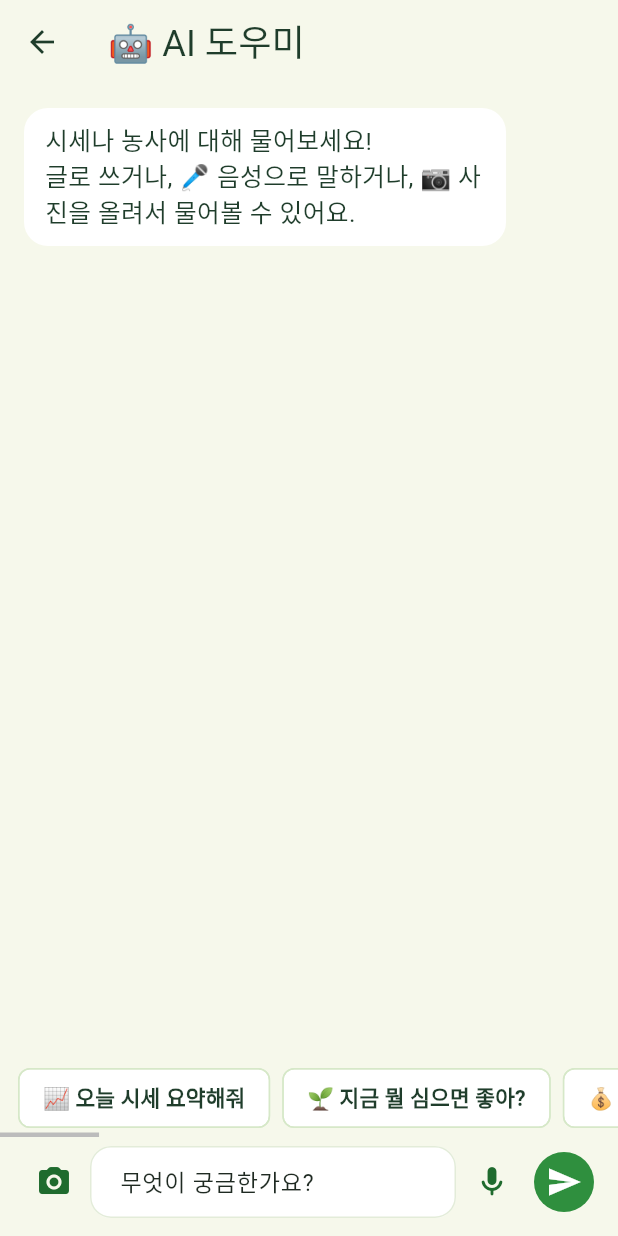
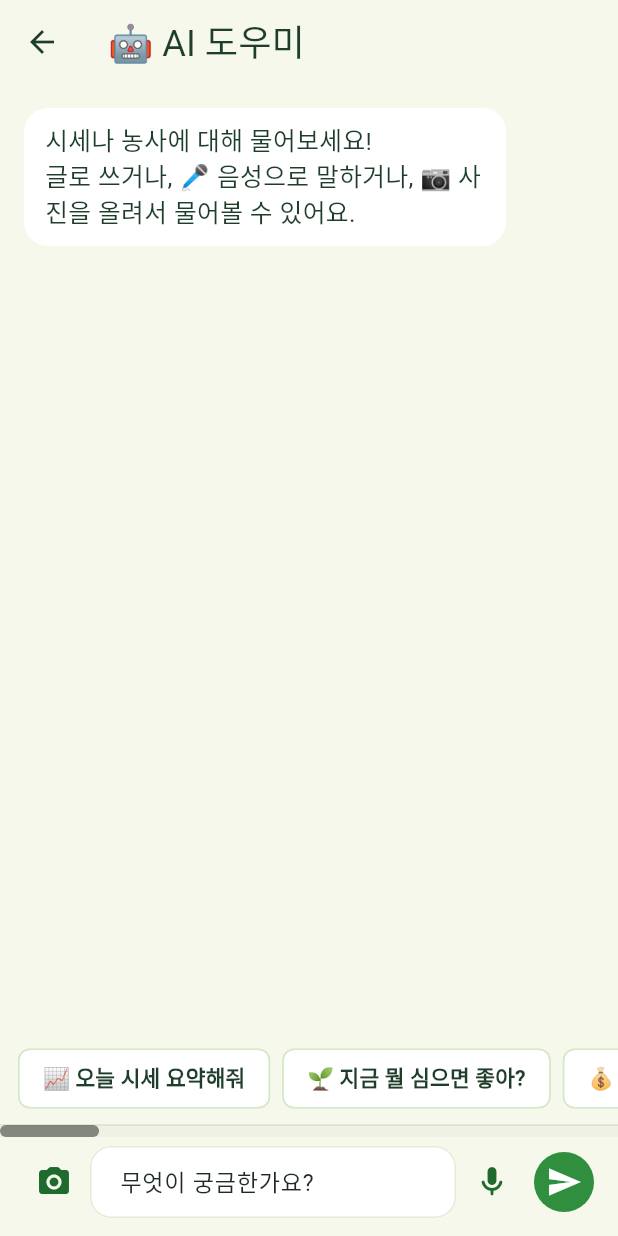
Before and after one commit to KIMGAYEONG12/sise_nongbu, a Flutter app: the AiAssistantPage screen opened directly, on a phone screen of 412 x 824 dp. Run offline on Flutter 3.47's test engine with Material 3 defaults, Android fonts, the phone set to English and light mode, and no system bars; our stand-ins replace cloud_firestore, firebase_auth, firebase_core, firebase_messaging, flutter_local_notifications, flutter_riverpod and 4 more; accounts and stored records are empty.

Commit message:
Point 부족 문구 및 트랜잭션 오류 문구 수정, 사과·토마토 그림 구별, 특별 상점 가격 인하, AI 답변 속도 개선, 추천 질문 스크롤바 끌기
Co-Authored-By: Claude Sonnet 5.5 <noreply@anthropic.com>

```diff
--- a/lib/views/ai_assistant_page.dart
+++ b/lib/views/ai_assistant_page.dart
@@ -264,7 +264,7 @@ class _AiAssistantPageState extends ConsumerState<AiAssistantPage> {
           if (_busy)
             const Padding(
                 padding: EdgeInsets.only(bottom: 6),
-                child: Text('생각 중…', style: TextStyle(color: AppColors.sub))),
+                child: Text('답을 찾는 중…', style: TextStyle(color: AppColors.sub))),
           if (_listening)
             const Padding(
                 padding: EdgeInsets.only(bottom: 6),
@@ -273,7 +273,7 @@ class _AiAssistantPageState extends ConsumerState<AiAssistantPage> {
                         color: AppColors.up, fontWeight: FontWeight.w800))),
           // 추천 질문: 옆으로 밀어서 더 볼 수 있다
           SizedBox(
-            height: 52,
+            height: 64,
             child: ScrollConfiguration(
               // 손가락뿐 아니라 마우스·트랙패드로도 옆으로 밀 수 있게 한다 (에뮬레이터 포함)
               behavior: ScrollConfiguration.of(context).copyWith(dragDevices: {
@@ -285,13 +285,16 @@ class _AiAssistantPageState extends ConsumerState<AiAssistantPage> {
               child: Scrollbar(
                 controller: _chips,
                 thumbVisibility: true,
-                thickness: 3,
+                trackVisibility: true,
+                interactive: true, // 회색 막대를 손가락·마우스로 끌어서 옆으로 옮길 수 있다
+                thickness: 8,
+                radius: const Radius.circular(4),
                 child: ListView.separated(
                   controller: _chips,
                   physics: const BouncingScrollPhysics(
                       parent: AlwaysScrollableScrollPhysics()),
                   scrollDirection: Axis.horizontal,
-                  padding: const EdgeInsets.symmetric(horizontal: 12),
+                  padding: const EdgeInsets.fromLTRB(12, 0, 12, 14), // 아래 14는 회색 막대 자리
                   itemCount: aiSuggestions.length,
                   separatorBuilder: (_, __) => const SizedBox(width: 8),
                   itemBuilder: (_, i) {
--- a/lib/views/farm_page.dart
+++ b/lib/views/farm_page.dart
@@ -489,7 +489,7 @@ class _GreenhouseSheet extends ConsumerWidget {
             onPressed: user.money < cost ? null : () => runGuarded(context, ref.read(farmViewModelProvider).buyGreenhouse, ok: '하우스를 지었어요 🏠'),
           ),
           if (user.money < cost)
-            const Padding(padding: EdgeInsets.only(top: 6), child: Text('자금이 모자라요', style: TextStyle(fontSize: 12.5, color: AppColors.sub))),
+            const Padding(padding: EdgeInsets.only(top: 6), child: Text('Point가 부족합니다', style: TextStyle(fontSize: 12.5, color: AppColors.sub))),
         ]),
       ),
     );
--- a/lib/views/fund_page.dart
+++ b/lib/views/fund_page.dart
@@ -120,7 +120,7 @@ class _FundPageState extends ConsumerState<FundPage> {
                     const SizedBox(height: 12),
                     GreenButton(label: '${won(amount)} 기부하기', loading: _busy, onPressed: user.money < amount ? null : () => _donate(amount)),
                     if (user.money < amount)
-                      const Padding(padding: EdgeInsets.only(top: 6), child: Text('보유 자금이 부족해요', style: TextStyle(fontSize: 11, color: AppColors.sub))),
+                      const Padding(padding: EdgeInsets.only(top: 6), child: Text('Point가 부족합니다', style: TextStyle(fontSize: 11, color: AppColors.sub))),
                   ]),
                 ),
                 const SectionTitle('기금 달성 보상'),
```
Also changed, not shown: lib/ai/gemini_llm.dart (+4 -3 lines), lib/core/progress_rules.dart (+9 -9 lines), lib/services/firestore_game_service.dart (+20 -8 lines), lib/widgets/veggie_art.dart (+8 -3 lines), 2 other files.
